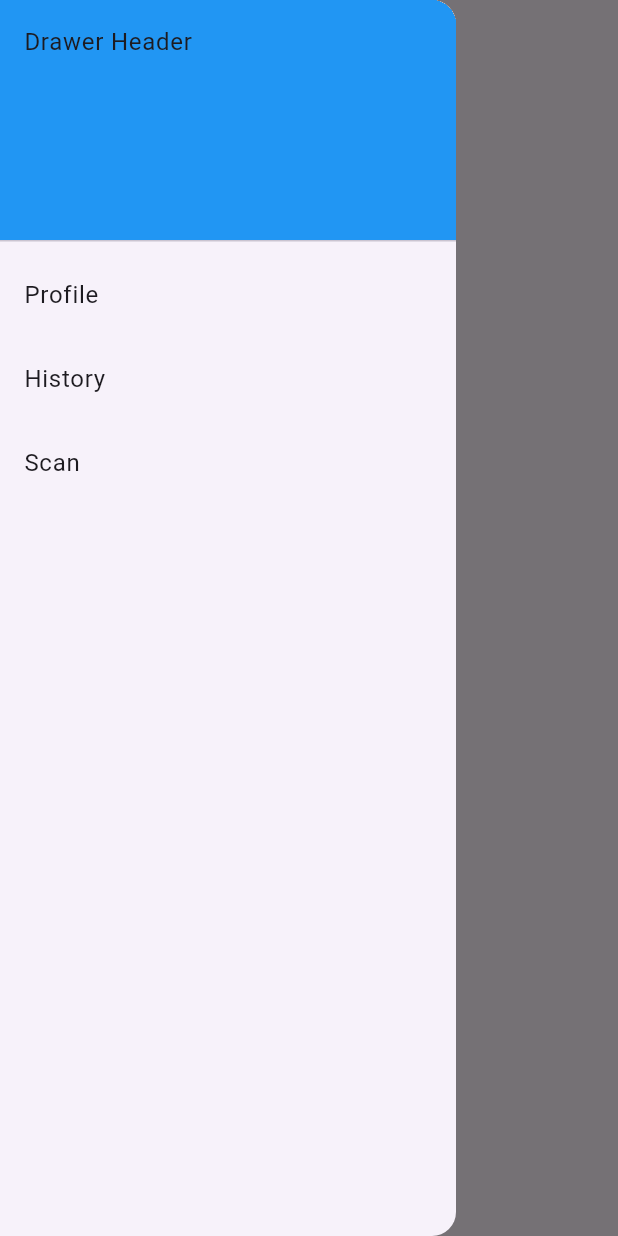
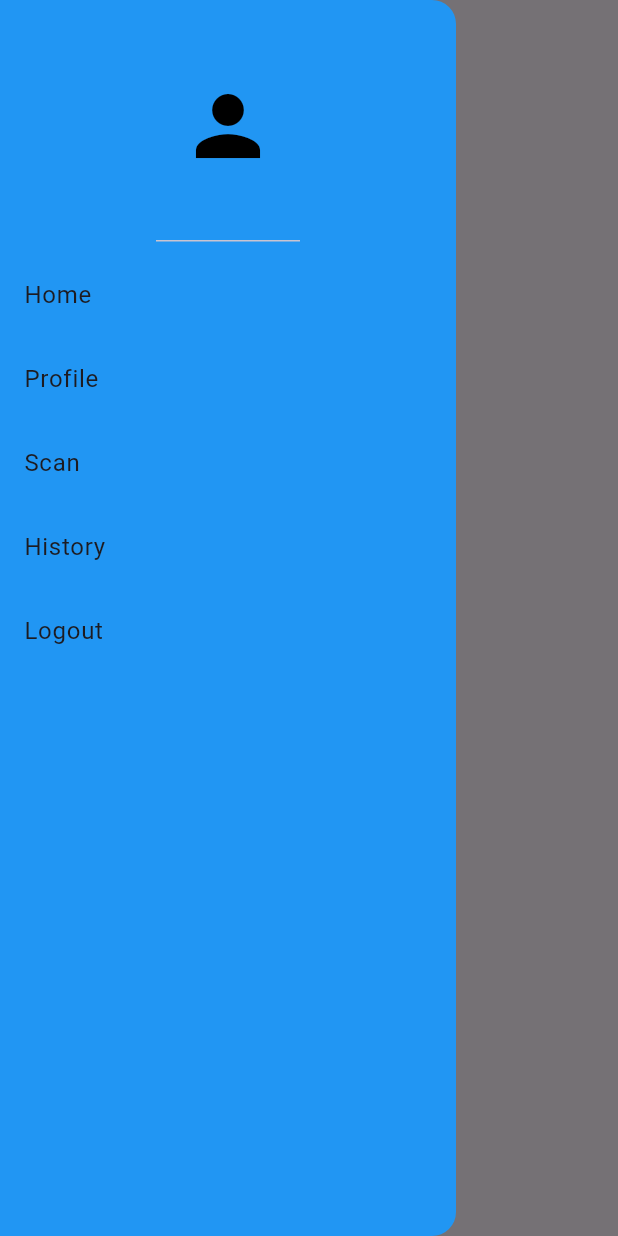
Before and after one commit to sakyarasadi/finalYearProject, a Flutter app: the HomeScreen screen opened by its route, with the side drawer open, on a phone screen of 412 x 824 dp. Run offline on Flutter 3.47's test engine with Material 3 defaults, Android fonts, the phone set to English and light mode, and no system bars; our stand-ins replace cloud_firestore, firebase_auth, firebase_core, fluttertoast, image_picker; accounts and stored records are empty.

Commit message:
feat: Refactor home page to use custom drawer component

```diff
--- a/flutterapp/flutter_firebase/lib/features/user_auth/presentation/pages/home_page.dart
+++ b/flutterapp/flutter_firebase/lib/features/user_auth/presentation/pages/home_page.dart
@@ -1,62 +1,5 @@
-// import 'package:cloud_firestore/cloud_firestore.dart';
-// import 'package:firebase_auth/firebase_auth.dart';
-// import 'package:flutter/material.dart';
-// // import 'package:fluttertoast/fluttertoast.dart';
-
-// import '../../../../global/common/toast.dart';
-
-// class HomePage extends StatefulWidget {
-//   const HomePage({super.key});
-
-//   @override
-//   State<HomePage> createState() => _HomePageState();
-// }
-
-// class _HomePageState extends State<HomePage> {
-//   @override
-//   Widget build(BuildContext context) {
-//     return Scaffold(
-//         appBar: AppBar(
-//           automaticallyImplyLeading: false,
-//           title: Text("HomePage"),
-//         ),
-//         body: Center(
-//           child: Column(
-//             mainAxisAlignment: MainAxisAlignment.center,
-//             children: [
-//               GestureDetector(
-//                 onTap: () {
-//                   FirebaseAuth.instance.signOut();
-//                   Navigator.pushNamed(context, "/login");
-//                   showToast(message: "Successfully signed out");
-//                 },
-//                 child: Container(
-//                   height: 45,
-//                   width: 100,
-//                   decoration: BoxDecoration(
-//                       color: Colors.blue,
-//                       borderRadius: BorderRadius.circular(10)),
-//                   child: Center(
-//                     child: Text(
-//                       "Sign out",
-//                       style: TextStyle(
-//                           color: Colors.white,
-//                           fontWeight: FontWeight.bold,
-//                           fontSize: 18),
-//                     ),
-//                   ),
-//                 ),
-//               )
-//             ],
-//           ),
-//         ));
-//   }
-// }
-
 import 'package:flutter/material.dart';
-import 'package:flutter_firebase/features/user_auth/presentation/pages/profile.dart';
-import 'package:flutter_firebase/features/user_auth/presentation/pages/history.dart';
-import 'package:flutter_firebase/features/user_auth/presentation/pages/detect_medicine.dart';
+import 'package:flutter_firebase/Compenents/drawer.dart';
 
 
 class HomeScreen extends StatelessWidget {
@@ -64,52 +7,8 @@ class HomeScreen extends StatelessWidget {
   Widget build(BuildContext context) {
     return Scaffold(
       appBar: AppBar(title: Text('Home')),
-      body: Center(
-        child: Text('Home Screen'),
-      ),
-      drawer: Drawer(
-        child: ListView(
-          padding: EdgeInsets.zero,
-          children: <Widget>[
-            DrawerHeader(
-              child: Text('Drawer Header'),
-              decoration: BoxDecoration(
-                color: Colors.blue,
-              ),
-            ),
-            ListTile(
-              title: Text('Profile'),
-              onTap: () {
-                Navigator.pushAndRemoveUntil(
-                  context,
-                  MaterialPageRoute(builder: (context) => ProfileScreen()),
-                  (route) => false,
-                );
-              },
-            ),
-            ListTile(
-              title: Text('History'),
-              onTap: () {
-                Navigator.pop(context);
-                Navigator.push(
-                  context,
-                  MaterialPageRoute(builder: (context) => HistoryScreen()),
-                );
-              },
-            ),
-            ListTile(
-              title: Text('Scan'),
-              onTap: () {
-                Navigator.pop(context);
-                Navigator.push(
-                  context,
-                  MaterialPageRoute(builder: (context) => ScanScreen()),
-                );
-              },
-            ),
-          ],
-        ),
-      ),
+      drawer: MyDrawer(),
+
     );
   }
 }
```
